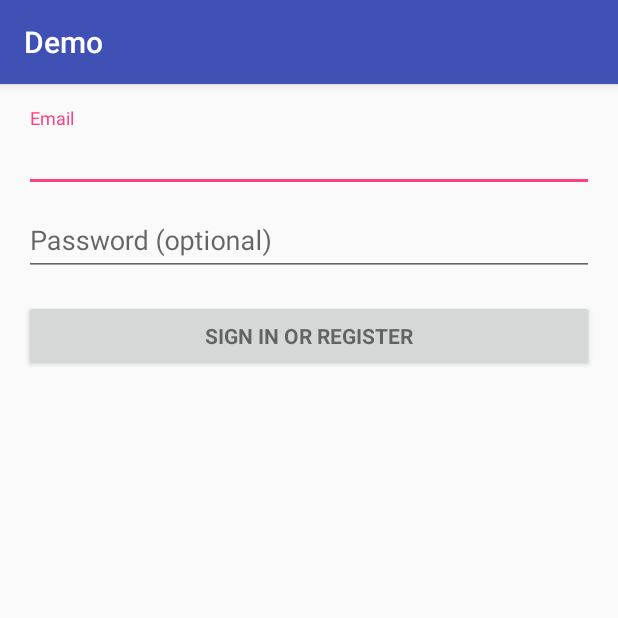
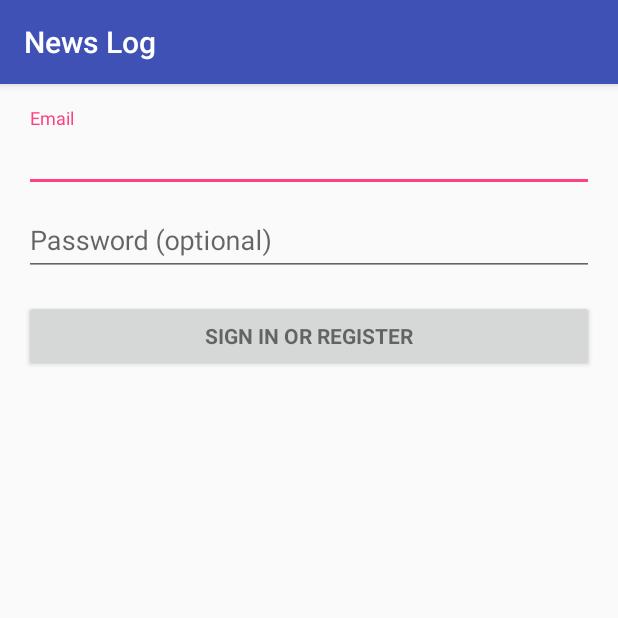
Before and after one commit to Fatherbad/NewsLog-CS307, an Android app: the screen it shows after launch (LoginActivity), on a phone screen of 412 x 824 dp, the top half of it. Run offline under Robolectric (Android 15) with nearby library versions, the phone set to English and light mode, and no system bars; 2 statements that could not run were skipped.

```diff
--- a/loginDemo/app/src/main/res/layout/activity_login.xml
+++ b/loginDemo/app/src/main/res/layout/activity_login.xml
@@ -42,7 +42,8 @@
             <Button android:id="@+id/email_sign_in_button" style="?android:textAppearanceSmall"
                 android:layout_width="match_parent" android:layout_height="wrap_content"
                 android:layout_marginTop="16dp" android:text="@string/action_sign_in"
-                android:textStyle="bold" />
+                android:textStyle="bold"
+                android:onClick="sendMessage"/>
 
         </LinearLayout>
     </ScrollView>
--- a/loginDemo/app/src/main/res/values/strings.xml
+++ b/loginDemo/app/src/main/res/values/strings.xml
@@ -1,5 +1,5 @@
 <resources>
-    <string name="app_name">Demo</string>
+    <string name="app_name">News Log</string>
 
     <!-- Strings related to login -->
     <string name="prompt_email">Email</string>
```
Also changed, not shown: loginDemo/app/src/main/java/com/example/paul/demo/LoginActivity.java (+5 -2 lines), loginDemo/app/src/main/res/layout/news_activity.xml (added, +19 -0 lines), loginDemo/app/gradle/wrapper/gradle-wrapper.properties (added), 6 other files.
